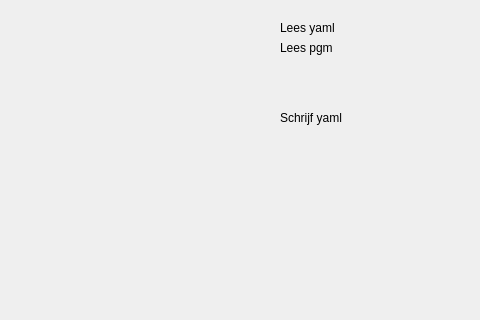
Qt form map-marker/MapMarker/MapMarker.ui (FontysAtWork/ESA-PROJ) before a commit; both pictures show x 720 to 1200 and y 0 to 320 of the 1200 by 992 pixel window.
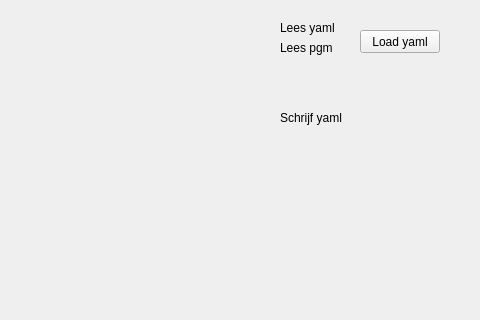
The same form after that commit.

Commit message: Updated names and inserted yaml code, commented out for now

```diff
--- a/map-marker/MapMarker/MapMarker.ui
+++ b/map-marker/MapMarker/MapMarker.ui
@@ -53,6 +53,19 @@
      <string>Schrijf yaml</string>
     </property>
    </widget>
+   <widget class="QPushButton" name="btnLoadYaml">
+    <property name="geometry">
+     <rect>
+      <x>1080</x>
+      <y>30</y>
+      <width>80</width>
+      <height>23</height>
+     </rect>
+    </property>
+    <property name="text">
+     <string>Load yaml</string>
+    </property>
+   </widget>
   </widget>
  </widget>
  <layoutdefault spacing="6" margin="11"/>
```
The commit also changes 5 other files.
